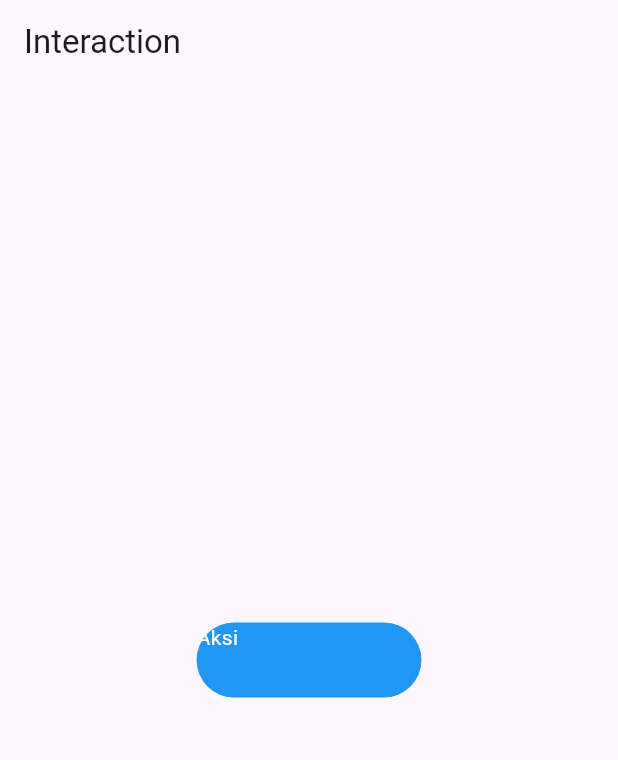
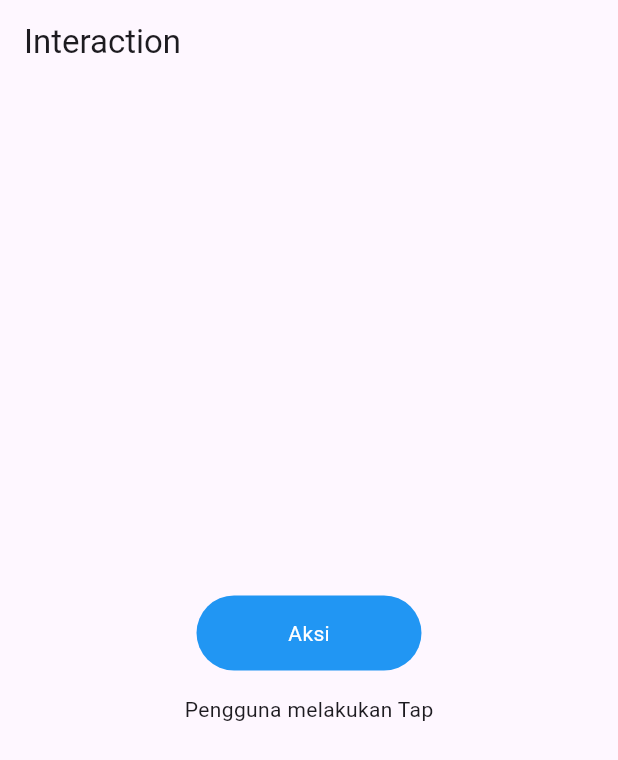
Before and after one commit to wildan354123/Interaction, a Flutter app: the screen it shows after launch, after a tap on "Aksi", on a phone screen of 412 x 824 dp. Shown: the top 760 px of the screen. Run offline on Flutter 3.47's test engine with Material 3 defaults, Android fonts, the phone set to English and light mode, and no system bars.

Commit message:
finished
finished

```diff
--- a/lib/main.dart
+++ b/lib/main.dart
@@ -1,34 +1,24 @@
 import 'package:flutter/material.dart';
-
 void main() {
-  runApp(MyApp());
-}
-
-class MyApp extends StatelessWidget {
-  @override
-  Widget build(BuildContext context) {
-    return MaterialApp(
-      title: 'Interaction',
-      theme: ThemeData(
-        primarySwatch: Colors.blue,
+  runApp(
+    const MaterialApp(
+      debugShowCheckedModeBanner: false,
+      home: HomeScreen(),
     ),
-      home: HomeScreen(),
   );
 }
-}
-
 class HomeScreen extends StatefulWidget {
+  const HomeScreen({super.key});
   @override
   State<HomeScreen> createState() => _HomeScreenState();
 }
-
 class _HomeScreenState extends State<HomeScreen> {
   String actionLabel = 'Belum ada aksi';
   @override
   Widget build(BuildContext context) {
     return Scaffold(
       appBar: AppBar(
-        title: Text('Interaction'),
+        title: const Text('Interaction'),
       ),
       body: Center(
         child: Column(
@@ -37,16 +27,18 @@ class _HomeScreenState extends State<HomeScreen> {
             GestureDetector(
               onTap: (){
                 setState(() {
-                  actionLabel= 'Pengguna melakukan tap';
+                  actionLabel = 'Pengguna melakukan Tap';
                 });
               },
-              onDoubleTap: () {
+              onDoubleTap: (){
                 setState(() {
-                  actionLabel='Pengguna melakukan tap';
+                  actionLabel = 'Pengguna melakukan Double Tap';
                 });
               },
-              onLongPress: () {
-                actionLabel='pengguna melakukan tap';
+              onLongPress: (){
+                setState(() {
+                  actionLabel = 'Pengguna melakukan Long Press';
+                });
               },
               child: Container(
                 height: 50,
@@ -55,12 +47,16 @@ class _HomeScreenState extends State<HomeScreen> {
                     shape: BoxShape.rectangle,
                     color: Colors.blue,
                     borderRadius: BorderRadius.circular(25)),
-                child: Text('Aksi', style: TextStyle(
-                  color: Colors.white,
+                child: const Center(
+                  child: Text(
+                    'Aksi',
+                    style: TextStyle(color: Colors.white),
                   ),
                 ),
               ),
             ),
+            const SizedBox(height: 16),
+            Text(actionLabel),
           ],
         ),
       ),
```
Also changed, not shown: pubspec.lock. Lines whose indentation alone changed are shown as unchanged.
